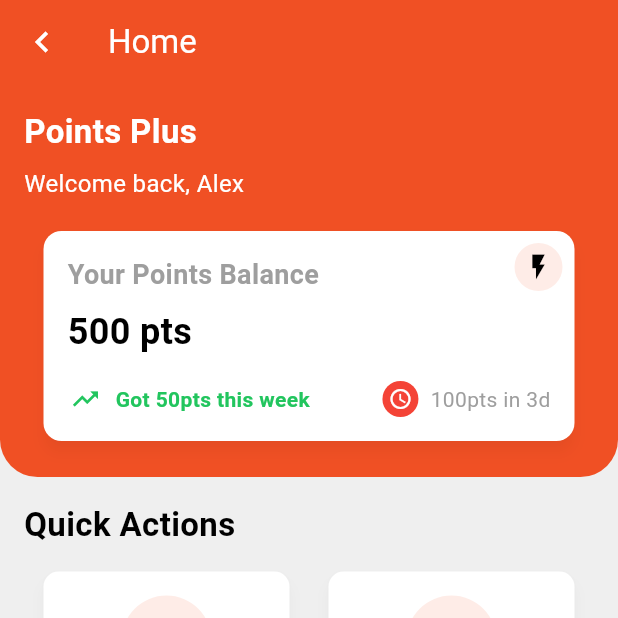
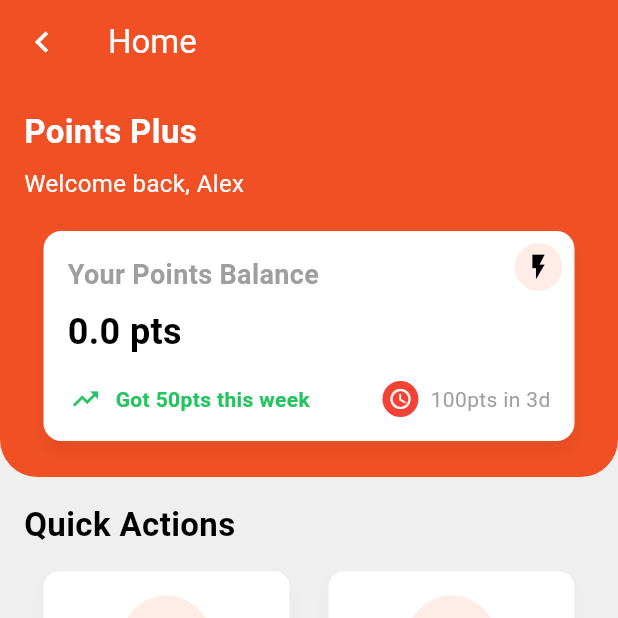
Before and after one commit to shakirsg/loyalty_program_application, a Flutter app: the HomePage screen opened directly, on a phone screen of 412 x 824 dp, the top half of it. Run offline on Flutter 3.47's test engine with Material 3 defaults, Android fonts, the phone set to English and light mode, and no system bars; our stand-ins replace carousel_slider, geocoding, geolocator, shared_preferences; missing offline and left inert: qr_code_scanner_plus; accounts and stored records are empty; network calls fail.

Commit message:
feat: add user provider watcher

```diff
--- a/devtools_options.yaml
+++ b/devtools_options.yaml
@@ -1,3 +1,5 @@
 description: This file stores settings for Dart & Flutter DevTools.
 documentation: https://docs.flutter.dev/tools/devtools/extensions#configure-extension-enablement-states
 extensions:
+  - provider: true
+  - shared_preferences: true
--- a/lib/src/components/PointsCard.dart
+++ b/lib/src/components/PointsCard.dart
@@ -1,10 +1,13 @@
 import 'package:flutter/material.dart';
+import 'package:loyalty_program_application/src/providers/user_provider.dart';
+import 'package:provider/provider.dart';
 
 class PointsCard extends StatelessWidget {
   const PointsCard({super.key});
 
   @override
   Widget build(BuildContext context) {
+    final points = context.watch<UserProvider>().points;
     return Card(
       elevation: 4,
       shape: RoundedRectangleBorder(borderRadius: BorderRadius.circular(12)),
@@ -26,9 +29,9 @@ class PointsCard extends StatelessWidget {
                 ),
                 const SizedBox(height: 8),
                 // Content (points balance)
-                const Text(
-                  '500 pts',
-                  style: TextStyle(
+                Text(
+                  '${points} pts',
+                  style: const TextStyle(
                     fontSize: 24,
                     fontWeight: FontWeight.w600,
                     color: Colors.black,
--- a/lib/src/providers/user_provider.dart
+++ b/lib/src/providers/user_provider.dart
@@ -7,8 +7,7 @@ class UserProvider with ChangeNotifier {
   final ApiService _apiService = ApiService();
   Map<String, dynamic>? userData;
 
-  int points = 0;
-
+  //
   bool isLoading = false;
   String? error;
   String? token;
@@ -16,6 +15,10 @@ class UserProvider with ChangeNotifier {
   bool isClaiming = false;
   String? errorClaim;
   dynamic claimResult;
+  // getUserPoints
+  dynamic pointsData;
+  double points = 0.0;
+
 
   Future<void> claimPointsWithLocation(String qrCode) async {
     isClaiming = true;
@@ -57,8 +60,10 @@ class UserProvider with ChangeNotifier {
     print("getUserPoints...");
 
     try {
-      final pointsData = await _apiService.getPoints(token!);
-      points = pointsData['points'] ?? 0;
+      pointsData = await _apiService.getPoints(token!);
+      print('Points: $pointsData');
+      points = (pointsData?['total_points'] ?? 0).toDouble();
+
       print("User points: $points");
     } catch (e) {
       error = "Failed to fetch points: ${e.toString()}";
```
